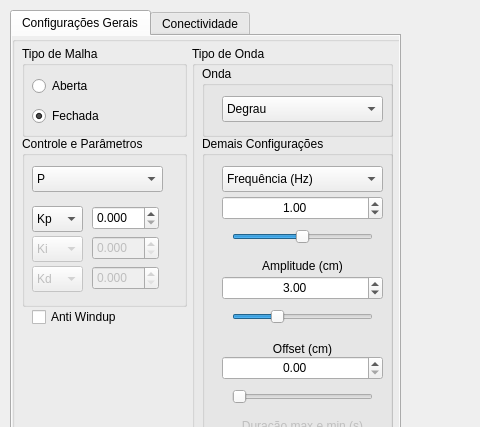
ADHRT/controleTanque, file supervisorio.ui: the form before one commit; both pictures show x 0 to 480 and y 0 to 427 of the 1436 by 768 pixel window.
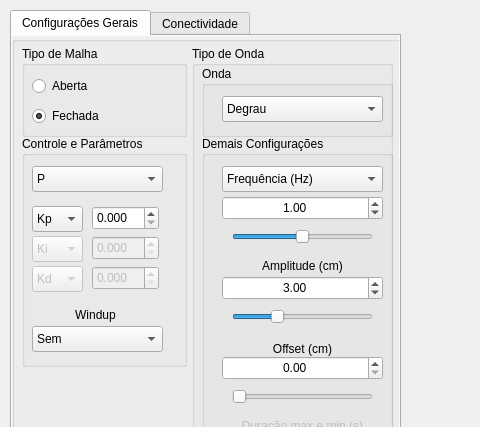
The form after the commit. Icons and pictures are not drawn. Custom widgets are drawn as their Qt base class.

What changed in the file:
```diff
--- a/supervisorio.ui
+++ b/supervisorio.ui
@@ -955,7 +955,7 @@
          <x>10</x>
          <y>100</y>
          <width>165</width>
-         <height>171</height>
+         <height>231</height>
         </rect>
        </property>
        <property name="title">
@@ -1110,19 +1110,47 @@
          <number>3</number>
         </property>
        </widget>
-      </widget>
-      <widget class="QCheckBox" name="checkBox_windup">
+       <widget class="QLabel" name="label">
+        <property name="geometry">
+         <rect>
+          <x>40</x>
+          <y>170</y>
+          <width>67</width>
+          <height>17</height>
+         </rect>
+        </property>
+        <property name="text">
+         <string>Windup</string>
+        </property>
+        <property name="alignment">
+         <set>Qt::AlignCenter</set>
+        </property>
+       </widget>
+       <widget class="QComboBox" name="comboBox_windup">
        <property name="geometry">
         <rect>
-         <x>20</x>
-         <y>270</y>
-         <width>121</width>
-         <height>22</height>
-        </rect>
-       </property>
+          <x>10</x>
+          <y>190</y>
+          <width>131</width>
+          <height>26</height>
+         </rect>
+        </property>
+        <item>
        <property name="text">
-        <string>Anti Windup</string>
-       </property>
+          <string>Sem</string>
+         </property>
+        </item>
+        <item>
+         <property name="text">
+          <string>Anti-Windup</string>
+         </property>
+        </item>
+        <item>
+         <property name="text">
+          <string>Integral Cond.</string>
+         </property>
+        </item>
+       </widget>
       </widget>
      </widget>
      <widget class="QPushButton" name="pushButton_8">
```
Lines whose indentation alone changed are shown as unchanged.
